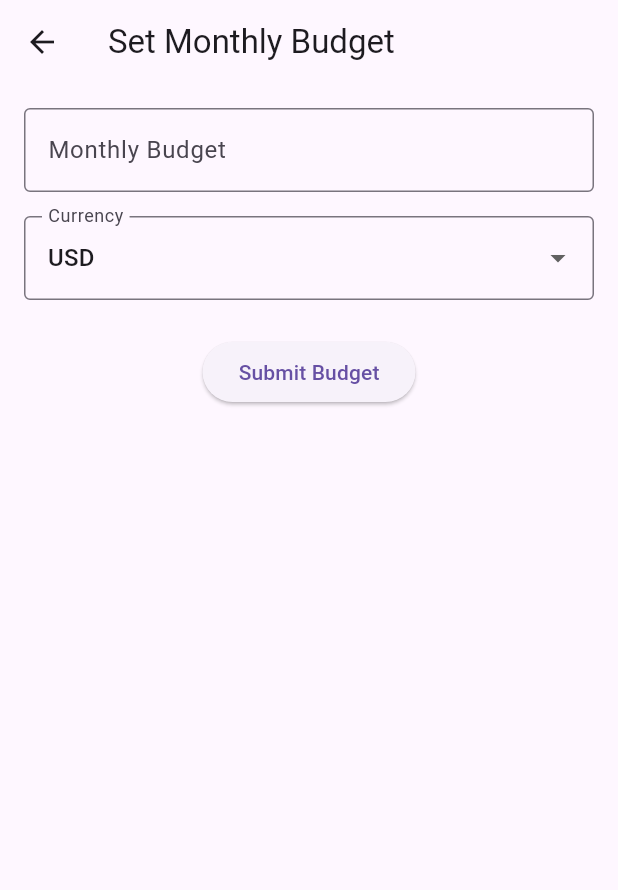
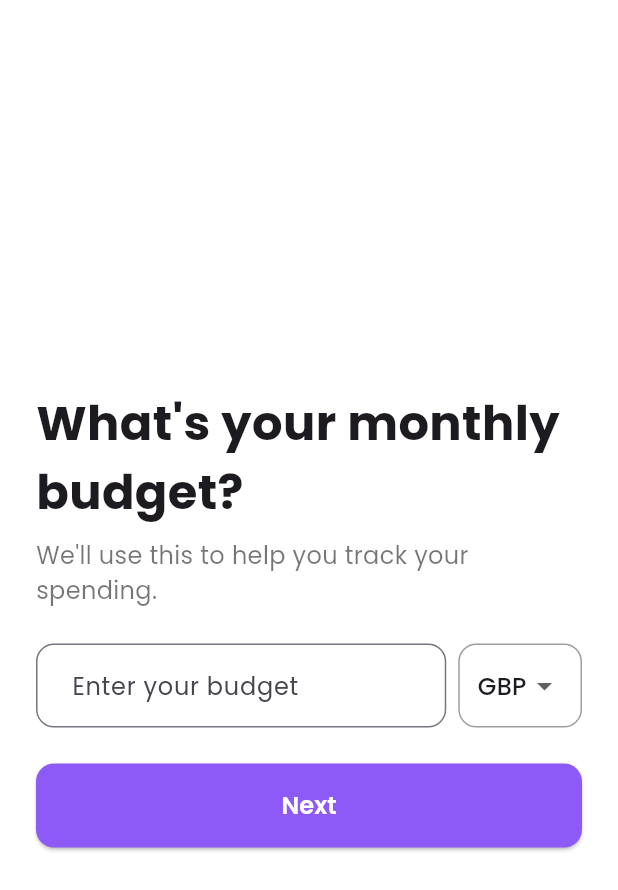
Before and after one commit to akhil-tj/expense_tracker, a Flutter app: the BudgetScreen screen opened by its route, on a phone screen of 412 x 824 dp. Shown: the top 890 px of the screen. Run offline on Flutter 3.47's test engine with Material 3 defaults, Android fonts, the phone set to English and light mode, and no system bars; our stand-ins replace google_fonts, image_picker, shared_preferences; accounts and stored records are empty.

Commit message:
Budget Screen UI Fix

```diff
--- a/lib/main.dart
+++ b/lib/main.dart
@@ -10,10 +10,11 @@ void main() {
 }
 
 class MyApp extends StatelessWidget {
-  const MyApp({Key? key}) : super(key: key);
+  const MyApp({super.key});
   @override
   Widget build(BuildContext context) {
     return MaterialApp(
+      debugShowCheckedModeBanner: false,
       title: 'Expense Tracker',
       theme: ThemeData(primarySwatch: Colors.deepPurple),
       initialRoute: '/login',
--- a/lib/screens/bill_screen.dart
+++ b/lib/screens/bill_screen.dart
@@ -3,8 +3,7 @@ import 'package:flutter/material.dart';
 class BillReceiptScreen extends StatelessWidget {
   final Map<String, dynamic> structuredData;
 
-  const BillReceiptScreen({Key? key, required this.structuredData})
-      : super(key: key);
+  const BillReceiptScreen({super.key, required this.structuredData});
 
   @override
   Widget build(BuildContext context) {
@@ -31,10 +30,9 @@ class BillReceiptScreen extends StatelessWidget {
             // Header row for the receipt
             Container(
               color: Colors.grey[200],
-              padding:
-                  const EdgeInsets.symmetric(vertical: 8, horizontal: 4),
-              child: Row(
-                children: const [
+              padding: const EdgeInsets.symmetric(vertical: 8, horizontal: 4),
+              child: const Row(
+                children: [
                   Expanded(
                       child: Text("Item",
                           style: TextStyle(fontWeight: FontWeight.bold))),
@@ -61,13 +59,11 @@ class BillReceiptScreen extends StatelessWidget {
                         const EdgeInsets.symmetric(vertical: 8, horizontal: 4),
                     decoration: BoxDecoration(
                         border: Border(
-                            bottom: BorderSide(
-                                color: Colors.grey.shade300))),
+                            bottom: BorderSide(color: Colors.grey.shade300))),
                     child: Row(
                       children: [
                         Expanded(child: Text(item['name'] ?? '')),
-                        Expanded(
-                            child: Text(item['quantity'].toString())),
+                        Expanded(child: Text(item['quantity'].toString())),
                         Expanded(child: Text("\$${item['price']}")),
                         Expanded(child: Text(item['category'] ?? '')),
                       ],
--- a/lib/screens/budget_screen.dart
+++ b/lib/screens/budget_screen.dart
@@ -1,11 +1,12 @@
 import 'dart:convert';
 import 'package:flutter/material.dart';
+import 'package:google_fonts/google_fonts.dart';
 import 'package:shared_preferences/shared_preferences.dart';
 import 'package:http/http.dart' as http;
-import '../utils/constants.dart'; // Make sure this file defines your backendBaseUrl
+import '../utils/constants.dart';
 
 class BudgetScreen extends StatefulWidget {
-  const BudgetScreen({Key? key}) : super(key: key);
+  const BudgetScreen({super.key});
 
   @override
   _BudgetScreenState createState() => _BudgetScreenState();
@@ -13,7 +14,7 @@ class BudgetScreen extends StatefulWidget {
 
 class _BudgetScreenState extends State<BudgetScreen> {
   final TextEditingController _budgetController = TextEditingController();
-  String _selectedCurrency = 'USD'; // Default currency
+  String _selectedCurrency = 'GBP';
   bool _isLoading = false;
 
   Future<void> _submitBudget() async {
@@ -37,7 +38,6 @@ class _BudgetScreenState extends State<BudgetScreen> {
       return;
     }
 
-    // Updated URL: using /budget/add instead of /auth/add
     final url = Uri.parse('$backendBaseUrl/budget/add');
     try {
       final response = await http.post(
@@ -54,7 +54,6 @@ class _BudgetScreenState extends State<BudgetScreen> {
       setState(() => _isLoading = false);
       final responseData = jsonDecode(response.body);
       if (response.statusCode == 200) {
-        // Navigate to the new options page
         Navigator.pushReplacementNamed(context, '/budget-options');
       } else {
         ScaffoldMessenger.of(context).showSnackBar(
@@ -80,26 +79,63 @@ class _BudgetScreenState extends State<BudgetScreen> {
   @override
   Widget build(BuildContext context) {
     return Scaffold(
-      appBar: AppBar(title: const Text("Set Monthly Budget")),
-      body: Padding(
-        padding: const EdgeInsets.all(16.0),
+      backgroundColor: Colors.white,
+      body: Center(
+        child: Padding(
+          padding: const EdgeInsets.symmetric(horizontal: 24.0),
           child: Column(
+            mainAxisAlignment: MainAxisAlignment.center,
+            crossAxisAlignment: CrossAxisAlignment.start,
             children: [
-            TextField(
+              Text(
+                "What's your monthly budget?",
+                style: GoogleFonts.poppins(
+                  fontSize: 32,
+                  fontWeight: FontWeight.bold,
+                ),
+              ),
+              const SizedBox(height: 8),
+              Text(
+                "We'll use this to help you track your spending.",
+                style: GoogleFonts.poppins(
+                  fontSize: 16,
+                  color: Colors.black54,
+                ),
+              ),
+              const SizedBox(height: 24),
+              Row(
+                crossAxisAlignment: CrossAxisAlignment.center,
+                children: [
+                  Expanded(
+                    child: SizedBox(
+                      height: 56,
+                      child: TextField(
                         controller: _budgetController,
                         keyboardType: TextInputType.number,
-              decoration: const InputDecoration(
-                labelText: "Monthly Budget",
-                border: OutlineInputBorder(),
+                        style: GoogleFonts.poppins(fontSize: 16),
+                        decoration: InputDecoration(
+                          hintText: "Enter your budget",
+                          border: OutlineInputBorder(
+                            borderRadius: BorderRadius.circular(12.0),
+                          ),
+                          contentPadding: const EdgeInsets.symmetric(
+                              vertical: 16, horizontal: 20),
                         ),
                       ),
-            const SizedBox(height: 16),
-            DropdownButtonFormField<String>(
+                    ),
+                  ),
+                  const SizedBox(width: 8),
+                  SizedBox(
+                    height: 56,
+                    child: Container(
+                      padding: const EdgeInsets.symmetric(horizontal: 12.0),
+                      decoration: BoxDecoration(
+                        border: Border.all(color: Colors.grey),
+                        borderRadius: BorderRadius.circular(12.0),
+                      ),
+                      child: DropdownButtonHideUnderline(
+                        child: DropdownButton<String>(
                           value: _selectedCurrency,
-              decoration: const InputDecoration(
-                labelText: "Currency",
-                border: OutlineInputBorder(),
-              ),
                           onChanged: (String? newValue) {
                             if (newValue != null) {
                               setState(() {
@@ -107,22 +143,49 @@ class _BudgetScreenState extends State<BudgetScreen> {
                               });
                             }
                           },
-              items: <String>['USD', 'EUR', 'GBP', 'INR']
+                          items: <String>['GBP', 'USD', 'EUR', 'INR']
                               .map<DropdownMenuItem<String>>((String value) {
                             return DropdownMenuItem<String>(
                               value: value,
-                  child: Text(value),
+                              child: Text(
+                                value,
+                                style: GoogleFonts.poppins(fontSize: 16),
+                              ),
                             );
                           }).toList(),
                         ),
-            const SizedBox(height: 24),
-            _isLoading
-                ? const CircularProgressIndicator()
-                : ElevatedButton(
-                    onPressed: _submitBudget,
-                    child: const Text("Submit Budget"),
+                      ),
+                    ),
                   ),
                 ],
+              ),
+              const SizedBox(height: 24),
+              SizedBox(
+                height: 56,
+                width: double.infinity,
+                child: _isLoading
+                    ? const Center(child: CircularProgressIndicator())
+                    : ElevatedButton(
+                        style: ElevatedButton.styleFrom(
+                          backgroundColor: const Color(0xFF8E5AF7),
+                          padding: const EdgeInsets.symmetric(vertical: 16.0),
+                          shape: RoundedRectangleBorder(
+                            borderRadius: BorderRadius.circular(12.0),
+                          ),
+                        ),
+                        onPressed: _submitBudget,
+                        child: Text(
+                          "Next",
+                          style: GoogleFonts.poppins(
+                            fontSize: 16,
+                            fontWeight: FontWeight.w600,
+                            color: Colors.white,
+                          ),
+                        ),
+                      ),
+              ),
+            ],
+          ),
         ),
       ),
     );
--- a/lib/screens/login_screen.dart
+++ b/lib/screens/login_screen.dart
@@ -3,7 +3,7 @@ import 'package:shared_preferences/shared_preferences.dart';
 import '../services/auth_service.dart';
 
 class LoginScreen extends StatefulWidget {
-  const LoginScreen({Key? key}) : super(key: key);
+  const LoginScreen({super.key});
   @override
   State<LoginScreen> createState() => _LoginScreenState();
 }
@@ -33,9 +33,8 @@ class _LoginScreenState extends State<LoginScreen> {
   @override
   Widget build(BuildContext context) {
     return Scaffold(
-      appBar: AppBar(title: const Text("Login")),
       body: Padding(
-        padding: const EdgeInsets.all(16.0),
+        padding: const EdgeInsets.all(20.0),
         child: Column(children: [
           TextField(
               controller: emailController,
--- a/lib/screens/signup_screen.dart
+++ b/lib/screens/signup_screen.dart
@@ -3,7 +3,7 @@ import 'package:shared_preferences/shared_preferences.dart';
 import '../services/auth_service.dart';
 
 class SignUpScreen extends StatefulWidget {
-  const SignUpScreen({Key? key}) : super(key: key);
+  const SignUpScreen({super.key});
   @override
   State<SignUpScreen> createState() => _SignUpScreenState();
 }
--- a/lib/screens/upload_bill_screen.dart
+++ b/lib/screens/upload_bill_screen.dart
@@ -8,7 +8,7 @@ import '../utils/constants.dart'; // Ensure this file defines your backendBaseUr
 import 'bill_screen.dart';
 
 class UploadReceiptScreen extends StatefulWidget {
-  const UploadReceiptScreen({Key? key}) : super(key: key);
+  const UploadReceiptScreen({super.key});
 
   @override
   _UploadReceiptScreenState createState() => _UploadReceiptScreenState();
```
Also changed, not shown: pubspec.yaml (+14 -13 lines), pubspec.lock, 259 other files. Lines whose indentation alone changed are shown as unchanged.
